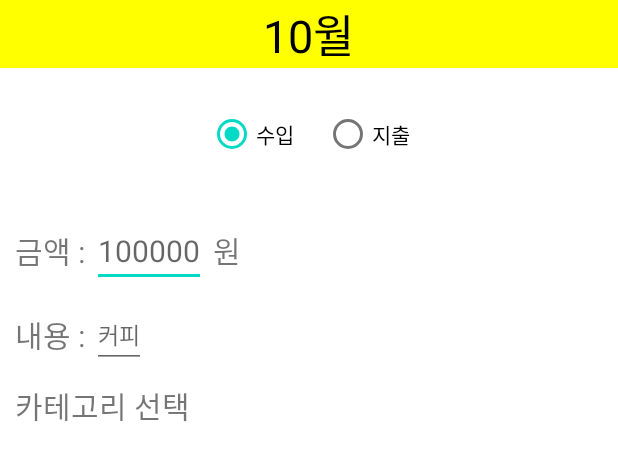
After one commit to KeiPro/AccountBookProject, an Android app: the layout activity_inputpage.xml on its own in the app's theme, with its tools: preview values and no code run, on a phone screen of 412 x 824 dp. The commit adds this screen. Shown: the top 461 px of the screen. Run offline under Robolectric (Android 15) with nearby library versions, the phone set to English and light mode, and no system bars.

Commit message:
inputPage Layout

```diff
--- /dev/null
+++ b/app/src/main/res/layout/activity_inputpage.xml
@@ -0,0 +1,120 @@
+<LinearLayout
+    xmlns:android="http://schemas.android.com/apk/res/android"
+    android:orientation="vertical"
+    android:layout_width="match_parent"
+    android:layout_height="match_parent">
+
+    <LinearLayout
+
+        android:background="#FFFF00"
+        android:layout_width="match_parent"
+        android:layout_height="wrap_content"
+        android:orientation="vertical">
+
+        <TextView
+            android:layout_width="wrap_content"
+            android:layout_height="wrap_content"
+            android:layout_gravity="center"
+            android:textSize  = "30dp"
+            android:textColor = "#000000"
+            android:text = "10월" />
+    </LinearLayout>
+
+    <RadioGroup
+        android:id="@+id/radioGroup1"
+        android:layout_width="wrap_content"
+        android:layout_height="wrap_content"
+        android:orientation="horizontal"
+        android:layout_gravity="center">
+
+        <RadioButton
+            android:id="@+id/radioIncome"
+            android:layout_width="wrap_content"
+            android:layout_height="wrap_content"
+            android:layout_marginRight = "20dp"
+            android:layout_marginTop = "20dp"
+            android:layout_marginBottom = "20dp"
+            android:checked="true"
+            android:text="수입" />
+
+        <RadioButton
+            android:id="@+id/radioExpenditure"
+            android:layout_width="wrap_content"
+            android:layout_height="wrap_content"
+            android:layout_marginTop="20dp"
+            android:layout_marginBottom = "20dp"
+            android:text="지출" />
+    </RadioGroup>
+
+    <LinearLayout
+        android:layout_width="match_parent"
+        android:layout_height="wrap_content"
+        android:layout_marginLeft="10dp"
+        android:layout_marginTop="10dp"
+        android:orientation="horizontal">
+
+        <TextView
+            android:layout_width="wrap_content"
+            android:layout_height="wrap_content"
+            android:layout_gravity="center"
+            android:textSize  = "20dp"
+            android:text = "금액 : " />
+
+        <EditText
+            android:layout_width="wrap_content"
+            android:layout_height="wrap_content"
+            android:layout_gravity="center"
+            android:textSize  = "20dp"
+            android:textColor = "#FFFFFF"
+            android:hint="100000"/>
+
+        <TextView
+            android:layout_width="wrap_content"
+            android:layout_height="wrap_content"
+            android:layout_gravity="center"
+            android:textSize  = "20dp"
+            android:text = " 원" />
+
+    </LinearLayout>
+
+    <LinearLayout
+        android:layout_width="match_parent"
+        android:layout_height="wrap_content"
+        android:layout_marginLeft="10dp"
+        android:layout_marginTop="10dp"
+        android:orientation="horizontal">
+
+        <TextView
+            android:layout_width="wrap_content"
+            android:layout_height="wrap_content"
+            android:layout_gravity="center"
+            android:textSize  = "20dp"
+            android:text = "내용 : " />
+
+        <EditText
+            android:layout_width="wrap_content"
+            android:layout_height="wrap_content"
+            android:layout_gravity="center"
+            android:textSize  = "15dp"
+            android:textColor = "#FFFFFF"
+            android:hint="커피"/>
+    </LinearLayout>
+
+    <LinearLayout
+        android:layout_width="match_parent"
+        android:layout_height="wrap_content"
+        android:layout_marginLeft="10dp"
+        android:layout_marginTop="10dp"
+        android:orientation="horizontal">
+
+        <TextView
+            android:layout_width="wrap_content"
+            android:layout_height="wrap_content"
+            android:layout_gravity="center"
+            android:textSize  = "20dp"
+            android:text = "카테고리 선택" />
+
+    </LinearLayout>
+
+
+</LinearLayout>
```
Also changed, not shown: app/src/main/res/layout/activity_ab_main.xml (line endings or trailing spaces).
